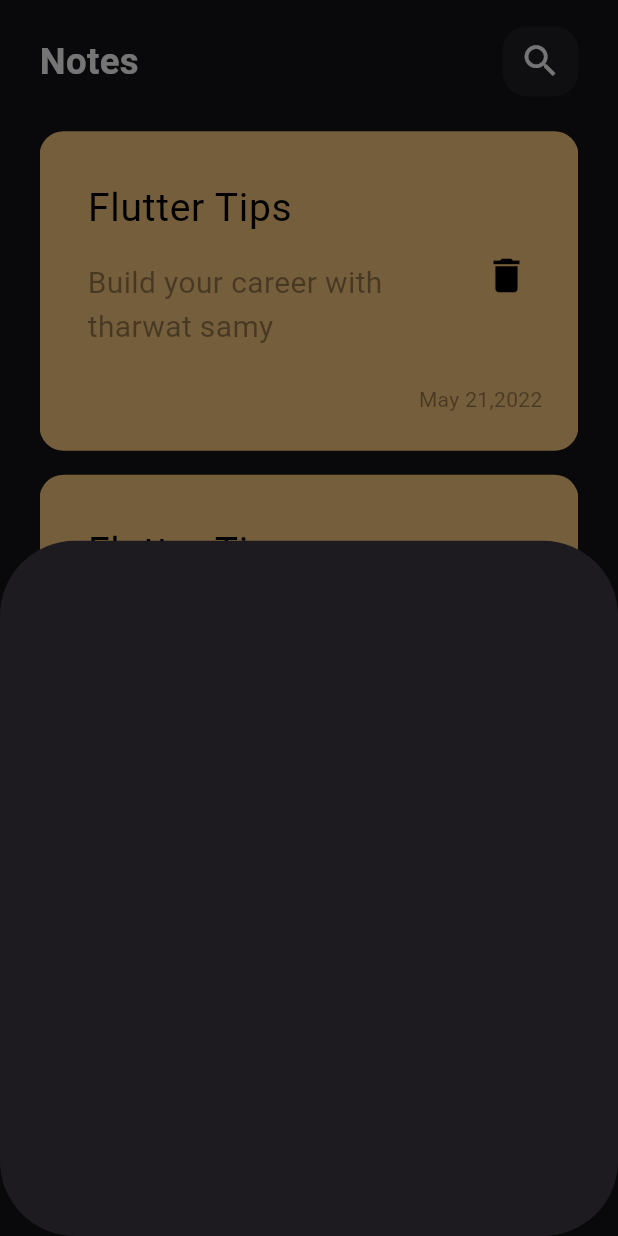
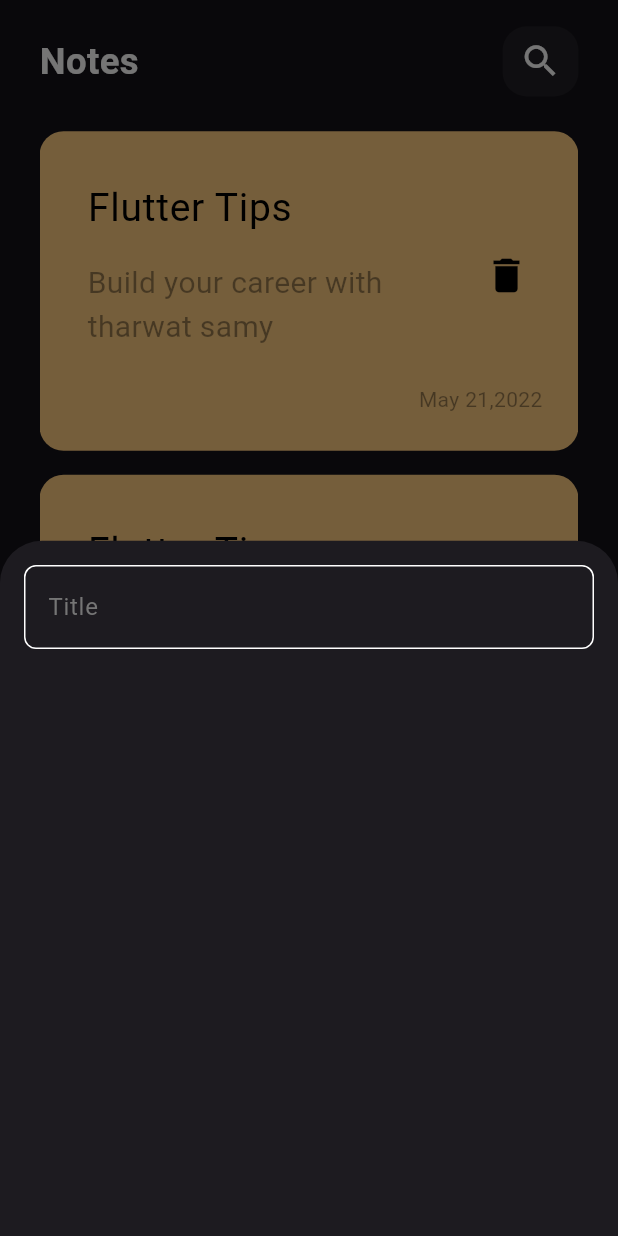
Before and after one commit to Elnahas/notes_app, a Flutter app: the screen it shows after launch, after a tap on the "add" icon, on a phone screen of 412 x 824 dp. Run offline on Flutter 3.47's test engine with Material 3 defaults, Android fonts, the phone set to English and light mode, and no system bars; our stand-ins replace flutter_screenutil.

Commit message:
- create app text field

```diff
--- a/lib/core/theming/color.dart
+++ b/lib/core/theming/color.dart
@@ -4,7 +4,7 @@ import 'package:flutter/material.dart';
 
 class ColorsManager{
 
-    static const Color mainBlue  = Color(0xFF247CFF);
+    static const Color mainBlue  = Color(0xff62FCD7);
   static const Color gray  = Color(0xFF757575);
   static const Color lighterGray  = Color(0xEDEDEDED);
   static const Color lightGray  = Color(0xFFC2c2c2);
--- /dev/null
+++ b/lib/core/widgets/app_text_field.dart
@@ -0,0 +1,28 @@
+import 'package:flutter/material.dart';
+import 'package:notes_app/core/theming/color.dart';
+
+class AppTextField extends StatelessWidget {
+  const AppTextField({super.key});
+
+  @override
+  Widget build(BuildContext context) {
+    return  TextField(
+      cursorColor: ColorsManager.mainBlue,
+      decoration: InputDecoration(
+        hintText: "Title",
+        hintStyle: TextStyle(color: ColorsManager.gray),
+
+        border: buildBorder(),
+        enabledBorder: buildBorder(),
+        focusedBorder: buildBorder(ColorsManager.mainBlue)
+      ),
+    );
+  }
+
+  OutlineInputBorder buildBorder([color]) {
+    return OutlineInputBorder(
+        borderRadius: BorderRadius.circular(8),
+        borderSide: BorderSide(color: color ?? Colors.white)
+      );
+  }
+}
--- a/lib/features/notes/ui/widgets/add_note_bottom_sheet.dart
+++ b/lib/features/notes/ui/widgets/add_note_bottom_sheet.dart
@@ -1,12 +1,20 @@
-
 import 'package:flutter/material.dart';
+import 'package:notes_app/core/helpers/spacing.dart';
+import 'package:notes_app/core/widgets/app_text_field.dart';
 
 class AddNoteButtonSheet extends StatelessWidget {
   const AddNoteButtonSheet({super.key});
 
   @override
   Widget build(BuildContext context) {
-    return  Container(
+    return Padding(
+      padding: const EdgeInsets.symmetric(horizontal: 16),
+      child: Column(
+        children: [
+          verticalSpace(16),
+          AppTextField()
+          ],
+      ),
     );
   }
 }
--- a/lib/features/notes/ui/widgets/home_screen.dart
+++ b/lib/features/notes/ui/widgets/home_screen.dart
@@ -14,7 +14,6 @@ class NotesScreen extends StatelessWidget {
       floatingActionButton:
           FloatingActionButton(onPressed: () {
             showModalBottomSheet(
-              shape: RoundedRectangleBorder(borderRadius: BorderRadius.circular(50)),
               context: context, builder: (context){
               return AddNoteButtonSheet();
             } );
```
